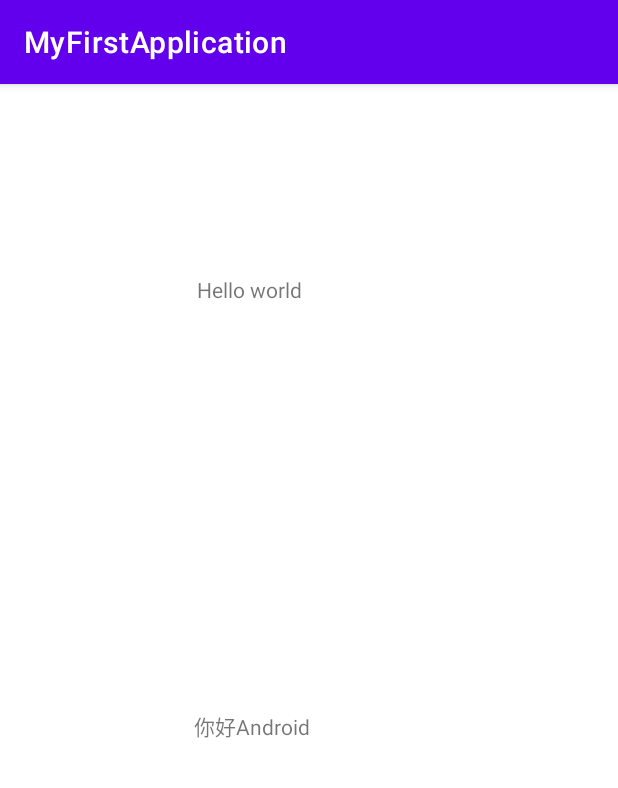
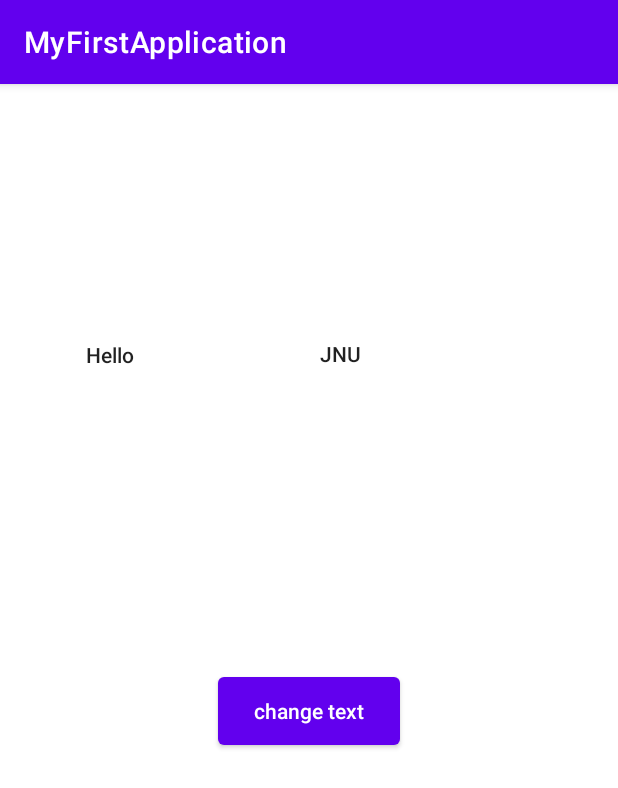
Before and after one commit to panventi/MyFirstApplication, an Android app: the screen it shows after launch (MainActivity), on a phone screen of 412 x 824 dp. Shown: the top 788 px of the screen. Run offline under Robolectric (Android 15) with nearby library versions, the phone set to English and light mode, and no system bars.

Commit message:
实验四修改

```diff
--- a/app/src/main/java/com/jnu/student/MainActivity.java
+++ b/app/src/main/java/com/jnu/student/MainActivity.java
@@ -1,24 +1,58 @@
 package com.jnu.student;
 
+import androidx.appcompat.app.AlertDialog;
 import androidx.appcompat.app.AppCompatActivity;
-
+import android.annotation.SuppressLint;
 import android.os.Bundle;
-//import android.widget.LinearLayout;
+import android.widget.Button;
 import android.widget.TextView;
+import android.widget.Toast;
 
 public class MainActivity extends AppCompatActivity {
 
+    private TextView textView1, textView2;
+
+    @SuppressLint({"SetTextI18n", "MissingInflatedId"})
     @Override
     protected void onCreate(Bundle savedInstanceState) {
         super.onCreate(savedInstanceState);
-        setContentView(R.layout.activity_main);
+        setContentView(R.layout.activity_main_4);
 
-        // 找到TextView控件
-        TextView textViewHelloWorld = findViewById(R.id.text_view_hello_world);
+        textView1 = findViewById(R.id.hello);
+        textView2 = findViewById(R.id.jnu);
+        Button button = findViewById(R.id.button);
+
+        textView1.setText("Hello");
+        textView2.setText("JNU");
+
+        button.setOnClickListener(v -> {
+            String temp = textView1.getText().toString();
+            textView1.setText(textView2.getText().toString());
+            textView2.setText(temp);
+            showToast();
+            showAlertDialog();
+        });
+    }
+
+    private void showToast() {
+        Toast.makeText(this, "交换成功", Toast.LENGTH_SHORT).show();
+    }
+
+    private void showAlertDialog() {
+        AlertDialog.Builder builder = new AlertDialog.Builder(this);
+        builder.setMessage("交换成功")
+                .show();
+    }
+
+
+
+
+    // 找到TextView控件
+        //TextView textViewHelloWorld = findViewById(R.id.text_view_hello_world);
 
         // 获取字符串资源并设置到TextView中
-        String helloAndroid = getResources().getString(R.string.hello_android);
-        textViewHelloWorld.setText(helloAndroid);
+        //String helloAndroid = getResources().getString(R.string.hello_android);
+        //textViewHelloWorld.setText(helloAndroid);
 
 
         /*
@@ -32,5 +66,5 @@ public class MainActivity extends AppCompatActivity {
 
          setContentView(layout);
         */
-    }
+
 }
--- /dev/null
+++ b/app/src/main/res/layout/activity_main_4.xml
@@ -0,0 +1,60 @@
+<?xml version="1.0" encoding="utf-8"?>
+<androidx.constraintlayout.widget.ConstraintLayout xmlns:android="http://schemas.android.com/apk/res/android"
+    xmlns:app="http://schemas.android.com/apk/res-auto"
+    xmlns:tools="http://schemas.android.com/tools"
+    android:layout_width="match_parent"
+    android:layout_height="match_parent">
+
+    <androidx.constraintlayout.widget.ConstraintLayout
+        android:layout_width="350dp"
+        android:layout_height="454dp"
+        app:layout_constraintBottom_toBottomOf="parent"
+        app:layout_constraintEnd_toEndOf="parent"
+        app:layout_constraintHorizontal_bias="0.491"
+        app:layout_constraintStart_toStartOf="parent"
+        app:layout_constraintTop_toTopOf="parent"
+        app:layout_constraintVertical_bias="0.22"
+        tools:ignore="MissingConstraints,VisualLintBounds">
+
+        <TextView
+            android:id="@+id/jnu"
+            android:layout_width="135dp"
+            android:layout_height="52dp"
+            android:text="@string/jnu"
+            android:textAppearance="@style/TextAppearance.AppCompat.Body2"
+            app:layout_constraintBottom_toBottomOf="parent"
+            app:layout_constraintEnd_toEndOf="parent"
+            app:layout_constraintHorizontal_bias="0.851"
+            app:layout_constraintStart_toStartOf="parent"
+            app:layout_constraintTop_toTopOf="parent"
+            app:layout_constraintVertical_bias="0.251"
+            tools:ignore="TextSizeCheck" />
+
+        <TextView
+            android:id="@+id/hello"
+            android:layout_width="113dp"
+            android:layout_height="55dp"
+            android:text="@string/hello"
+            android:textAppearance="@style/TextAppearance.AppCompat.Body2"
+            app:layout_constraintBottom_toBottomOf="parent"
+            app:layout_constraintEnd_toEndOf="parent"
+            app:layout_constraintHorizontal_bias="0.114"
+            app:layout_constraintStart_toStartOf="parent"
+            app:layout_constraintTop_toTopOf="parent"
+            app:layout_constraintVertical_bias="0.255"
+            tools:ignore="TextSizeCheck" />
+
+        <Button
+            android:id="@+id/button"
+            android:layout_width="121dp"
+            android:layout_height="57dp"
+            android:text="@string/button"
+            android:textAppearance="@style/TextAppearance.AppCompat.Body2"
+            app:layout_constraintBottom_toBottomOf="parent"
+            app:layout_constraintEnd_toEndOf="parent"
+            app:layout_constraintHorizontal_bias="0.502"
+            app:layout_constraintStart_toStartOf="parent"
+            app:layout_constraintTop_toTopOf="parent"
+            app:layout_constraintVertical_bias="0.806" />
+    </androidx.constraintlayout.widget.ConstraintLayout>
+</androidx.constraintlayout.widget.ConstraintLayout>
--- a/app/src/main/res/values/strings.xml
+++ b/app/src/main/res/values/strings.xml
@@ -3,4 +3,7 @@
     <string name="hello_world">Hello world</string>
     <string name="hello_world_java">Hello World!by java</string>
     <string name="hello_android">你好Android</string>
+    <string name="hello">Hello</string>
+    <string name="jnu">JNU</string>
+    <string name="button">change text</string>
 </resources>
```
